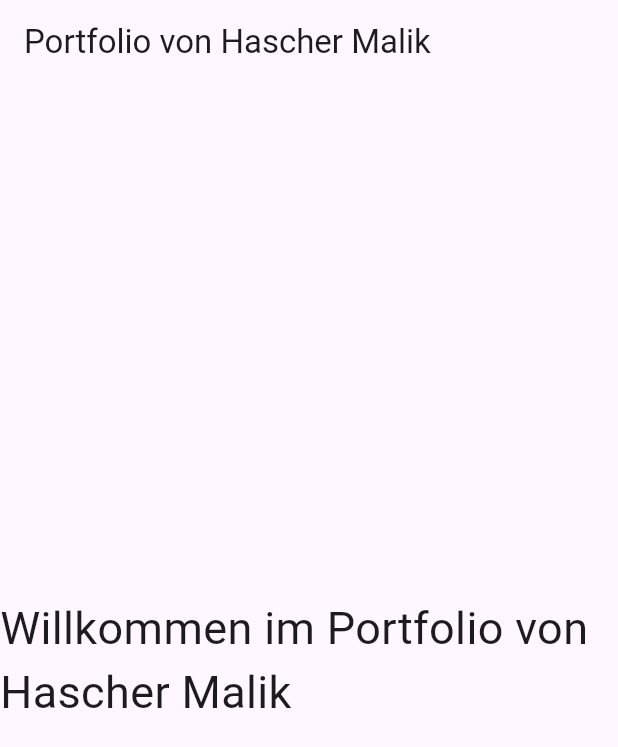
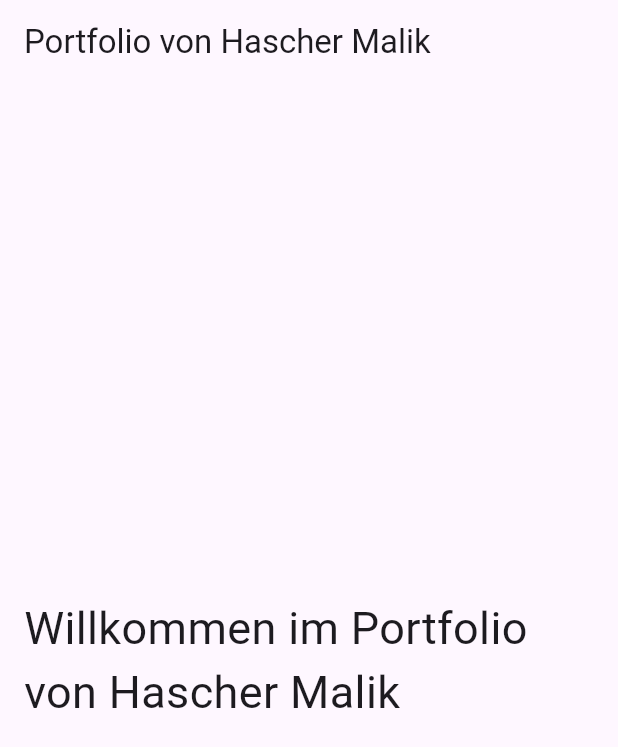
Before and after one commit to Hascher16/portfolio_5567122, a Flutter app: the screen it shows after launch, on a phone screen of 412 x 824 dp. Shown: the top 747 px of the screen. Run offline on Flutter 3.47's test engine with Material 3 defaults, Android fonts, the phone set to English and light mode, and no system bars.

```diff
--- a/lib/pages/home_page.dart
+++ b/lib/pages/home_page.dart
@@ -1,7 +1,7 @@
 import 'package:flutter/material.dart';
 
 class HomePage extends StatelessWidget {
-  const HomePage({super.key}); // const-Konstruktor
+  const HomePage({super.key});
 
   @override
   Widget build(BuildContext context) {
@@ -10,10 +10,13 @@ class HomePage extends StatelessWidget {
         title: Text('Portfolio von Hascher Malik'),
       ),
       body: Center(
-        child: Text(
-          'Willkommen im Portfolio von Hascher Malik',
-          style: TextStyle(
-            fontSize: 30,  // Ändere hier die Schriftgröße
+        child: Padding(
+          padding: const EdgeInsets.all(16.0),
+          child: Text(
+            'Willkommen im Portfolio von Hascher Malik',
+            style: TextStyle(
+              fontSize: 30,
+            ),
           ),
         ),
       ),
```
